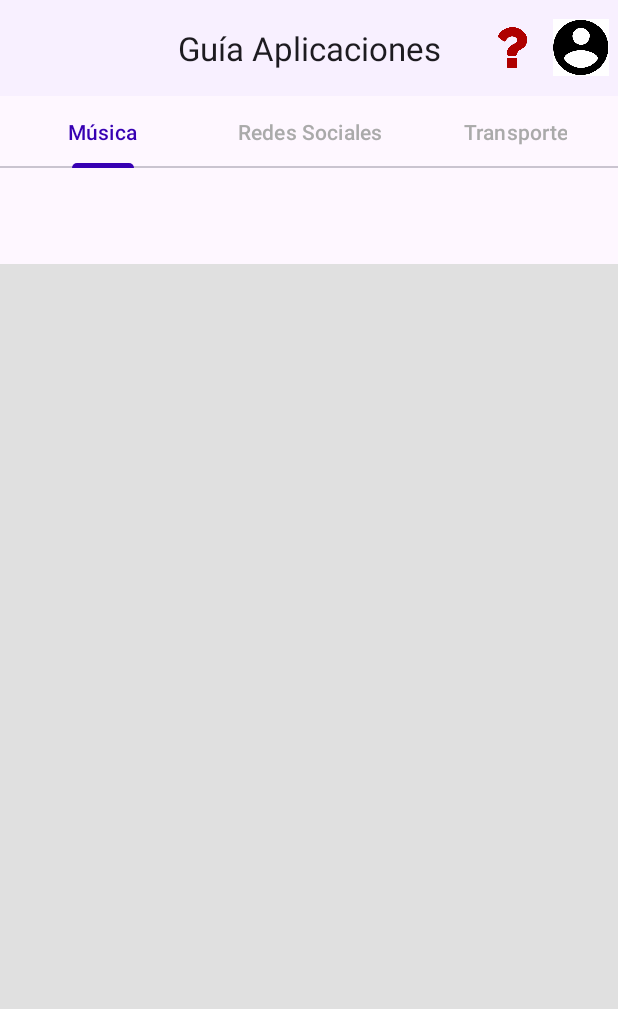
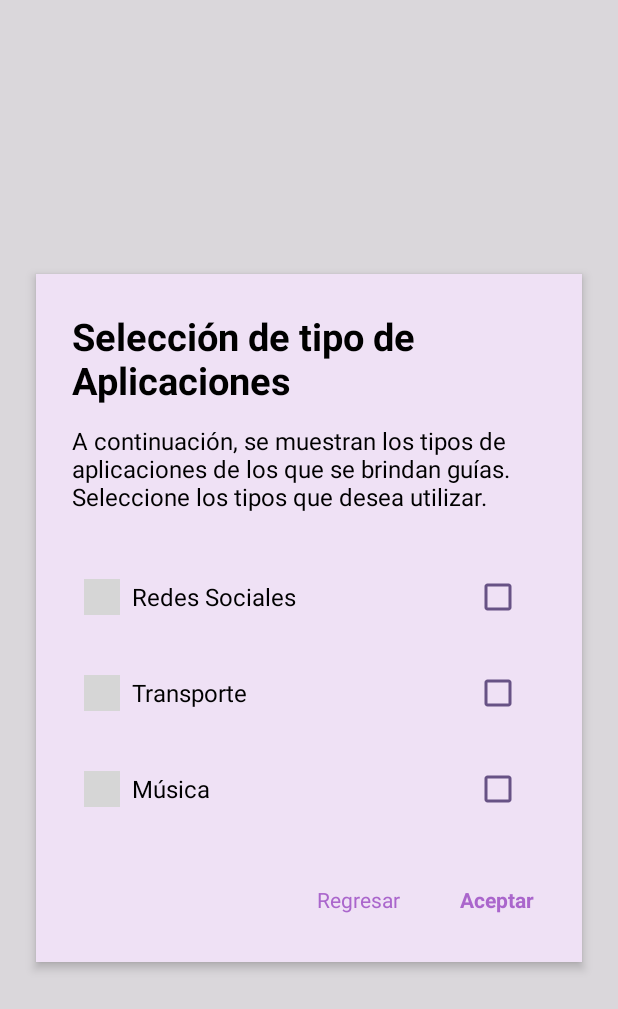
Before and after one commit to Pamlez-Tec/Guias-Interactivas-Movil, an Android app: the screen it shows after launch (MainActivity before the commit, AppTypeSelectionActivity after it), after a tap on "Ingresar", on a phone screen of 412 x 824 dp. Shown: the top 1009 px of the screen. Run offline under Robolectric (Android 15) with nearby library versions, the phone set to English and light mode, and no system bars; grey boxes are pictures that could not be loaded.

Commit message:
Listo selección de tipo de aplicaciones

```diff
--- a/GuiaPrueba/app/src/main/AndroidManifest.xml
+++ b/GuiaPrueba/app/src/main/AndroidManifest.xml
@@ -1,6 +1,6 @@
 <?xml version="1.0" encoding="utf-8"?>
 <manifest xmlns:android="http://schemas.android.com/apk/res/android"
-    xmlns:tools="http://schemas.android.com/tools" >
+    xmlns:tools="http://schemas.android.com/tools">
 
     <application
         android:allowBackup="true"
@@ -11,19 +11,22 @@
         android:roundIcon="@mipmap/ic_launcher_round"
         android:supportsRtl="true"
         android:theme="@style/Theme.GuiaPrueba"
-        tools:targetApi="31" >
+        tools:targetApi="31">
         <activity
             android:name=".WelcomeActivity"
-            android:exported="true" >
+            android:exported="true">
             <intent-filter>
                 <action android:name="android.intent.action.MAIN" />
+
                 <category android:name="android.intent.category.LAUNCHER" />
             </intent-filter>
         </activity>
         <activity
+            android:name=".AppTypeSelectionActivity"
+            android:exported="false" />
+        <activity
             android:name=".MainActivity"
-            android:exported="false" >
-        </activity>
+            android:exported="false" />
     </application>
 
 </manifest>
--- /dev/null
+++ b/GuiaPrueba/app/src/main/java/com/example/guiaprueba/AppTypeSelectionActivity.kt
@@ -0,0 +1,33 @@
+package com.example.guiaprueba
+
+import android.content.Intent
+import android.os.Bundle
+import android.widget.TextView
+import androidx.appcompat.app.AppCompatActivity
+import androidx.core.content.ContextCompat
+
+class AppTypeSelectionActivity : AppCompatActivity() {
+
+    override fun onCreate(savedInstanceState: Bundle?) {
+        super.onCreate(savedInstanceState)
+        setContentView(R.layout.activity_app_type_selection)
+
+        val btnAceptar = findViewById<TextView>(R.id.btnAceptar)
+        val btnRegresar = findViewById<TextView>(R.id.btnRegresar)
+
+        btnAceptar.setTextColor(ContextCompat.getColor(this, android.R.color.holo_purple))
+        btnRegresar.setTextColor(ContextCompat.getColor(this, android.R.color.holo_purple))
+
+        btnAceptar.setOnClickListener {
+            val intent = Intent(this, MainActivity::class.java)
+            startActivity(intent)
+            finish()
+        }
+
+        btnRegresar.setOnClickListener {
+            val intent = Intent(this, WelcomeActivity::class.java)
+            startActivity(intent)
+            finish()
+        }
+    }
+}
--- a/GuiaPrueba/app/src/main/java/com/example/guiaprueba/WelcomeActivity.kt
+++ b/GuiaPrueba/app/src/main/java/com/example/guiaprueba/WelcomeActivity.kt
@@ -12,7 +12,7 @@ class WelcomeActivity : AppCompatActivity() {
 
         val btnIngresar = findViewById<Button>(R.id.btnIngresar)
         btnIngresar.setOnClickListener {
-            startActivity(Intent(this, MainActivity::class.java))
+            startActivity(Intent(this, AppTypeSelectionActivity::class.java))
             finish()
         }
     }
--- /dev/null
+++ b/GuiaPrueba/app/src/main/res/layout/activity_app_type_selection.xml
@@ -0,0 +1,165 @@
+<?xml version="1.0" encoding="utf-8"?>
+<RelativeLayout xmlns:android="http://schemas.android.com/apk/res/android"
+    android:layout_width="match_parent"
+    android:layout_height="match_parent"
+    android:background="#DAD7DB">
+
+    <LinearLayout
+        android:layout_width="match_parent"
+        android:layout_height="wrap_content"
+        android:layout_centerInParent="true"
+        android:orientation="vertical"
+        android:padding="24dp"
+        android:background="#EFE1F5"
+        android:layout_margin="24dp"
+        android:elevation="4dp"
+        android:layout_alignParentBottom="false"
+        android:layout_alignParentTop="false"
+        android:layout_alignParentStart="false"
+        android:layout_alignParentEnd="false"
+        android:layout_centerHorizontal="true"
+        android:layout_centerVertical="true"
+        android:gravity="center_horizontal"
+        android:backgroundTint="#EFE1F5"
+        android:clipToPadding="false"
+        android:clipChildren="false"
+        android:layout_marginTop="60dp"
+        android:layout_marginBottom="60dp">
+
+        <TextView
+            android:id="@+id/txtTitulo"
+            android:layout_width="wrap_content"
+            android:layout_height="wrap_content"
+            android:text="Selección de tipo de Aplicaciones"
+            android:textSize="25sp"
+            android:textStyle="bold"
+            android:textColor="#000000"
+            android:layout_marginBottom="12dp" />
+
+        <TextView
+            android:layout_width="wrap_content"
+            android:layout_height="wrap_content"
+            android:text="A continuación, se muestran los tipos de aplicaciones de los que se brindan guías. Seleccione los tipos que desea utilizar."
+            android:textColor="#000000"
+            android:textSize="16sp"
+            android:layout_marginBottom="24dp" />
+
+        <LinearLayout
+            android:layout_width="match_parent"
+            android:layout_height="wrap_content"
+            android:orientation="vertical">
+
+            <LinearLayout
+                android:layout_width="match_parent"
+                android:layout_height="wrap_content"
+                android:orientation="horizontal"
+                android:gravity="center_vertical"
+                android:padding="8dp">
+
+                <ImageView
+                    android:layout_width="24dp"
+                    android:layout_height="24dp"
+                    android:src="@drawable/ic_social"
+                    android:layout_marginEnd="8dp" />
+
+                <TextView
+                    android:layout_width="0dp"
+                    android:layout_height="wrap_content"
+                    android:layout_weight="1"
+                    android:text="Redes Sociales"
+                    android:textSize="16sp"
+                    android:textColor="#000000" />
+
+                <CheckBox
+                    android:id="@+id/checkRedes"
+                    android:layout_width="wrap_content"
+                    android:layout_height="wrap_content"
+                    android:buttonTint="#675285" />
+            </LinearLayout>
+
+            <LinearLayout
+                android:layout_width="match_parent"
+                android:layout_height="wrap_content"
+                android:orientation="horizontal"
+                android:gravity="center_vertical"
+                android:padding="8dp">
+
+                <ImageView
+                    android:layout_width="24dp"
+                    android:layout_height="24dp"
+                    android:src="@drawable/ic_transport"
+                    android:layout_marginEnd="8dp" />
+
+                <TextView
+                    android:layout_width="0dp"
+                    android:layout_height="wrap_content"
+                    android:layout_weight="1"
+                    android:text="Transporte"
+                    android:textSize="16sp"
+                    android:textColor="#000000" />
+
+                <CheckBox
+                    android:id="@+id/checkTransporte"
+                    android:layout_width="wrap_content"
+                    android:layout_height="wrap_content"
+                    android:buttonTint="#675285" />
+            </LinearLayout>
+
+            <LinearLayout
+                android:layout_width="match_parent"
+                android:layout_height="wrap_content"
+                android:orientation="horizontal"
+                android:gravity="center_vertical"
+                android:padding="8dp">
+
+                <ImageView
+                    android:layout_width="24dp"
+                    android:layout_height="24dp"
+                    android:src="@drawable/ic_music"
+                    android:layout_marginEnd="8dp" />
+
+                <TextView
+                    android:layout_width="0dp"
+                    android:layout_height="wrap_content"
+                    android:layout_weight="1"
+                    android:text="Música"
+                    android:textSize="16sp"
+                    android:textColor="#000000" />
+
+                <CheckBox
+                    android:id="@+id/checkMusica"
+                    android:layout_width="wrap_content"
+                    android:layout_height="wrap_content"
+                    android:buttonTint="#675285" />
+            </LinearLayout>
+        </LinearLayout>
+
+        <LinearLayout
+            android:layout_width="match_parent"
+            android:layout_height="wrap_content"
+            android:orientation="horizontal"
+            android:gravity="end"
+            android:layout_marginTop="24dp">
+
+            <TextView
+                android:id="@+id/btnRegresar"
+                android:layout_width="wrap_content"
+                android:layout_height="wrap_content"
+                android:text="Regresar"
+                android:textColor="#675285"
+                android:padding="8dp" />
+
+            <TextView
+                android:id="@+id/btnAceptar"
+                android:layout_width="wrap_content"
+                android:layout_height="wrap_content"
+                android:text="Aceptar"
+                android:textColor="#675285"
+                android:textStyle="bold"
+                android:padding="8dp"
+                android:layout_marginStart="24dp" />
+        </LinearLayout>
+
+    </LinearLayout>
+
+</RelativeLayout>
```
